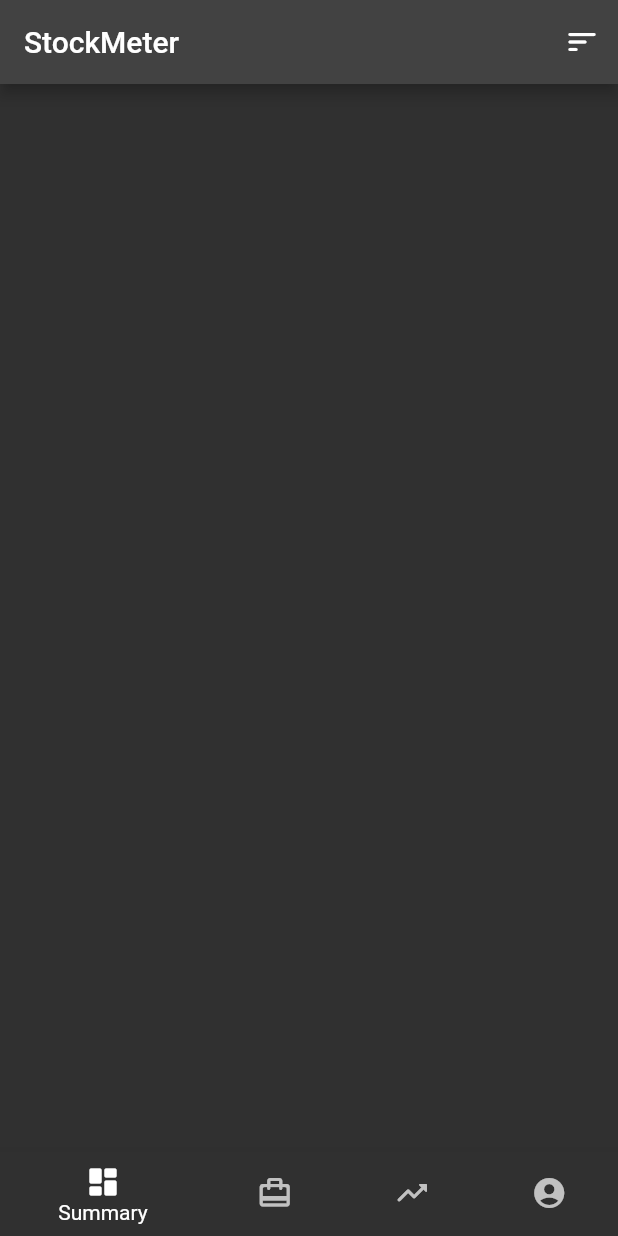
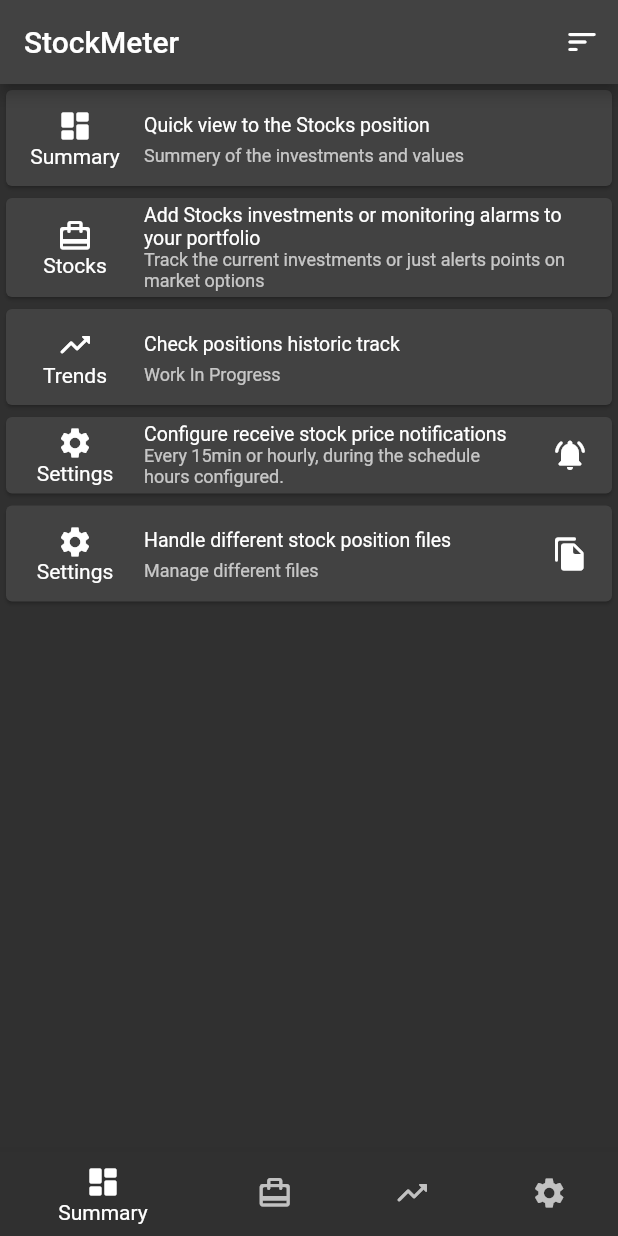
Before and after one commit to patrisiu/stockmeter, a Flutter app: the screen it shows after launch, on a phone screen of 412 x 824 dp. Run offline on Flutter 3.47's test engine with Material 2 defaults, Android fonts, the phone set to English and light mode, and no system bars; our stand-ins replace charts_flutter, firebase_analytics, firebase_auth, firebase_core, flutter_local_notifications, get_it and 2 more; missing offline and left inert: app_settings, workmanager; accounts and stored records are empty.

Commit message:
Added functionalities list

```diff
--- a/lib/configurations/constants.dart
+++ b/lib/configurations/constants.dart
@@ -1,4 +1,6 @@
 import 'dart:ui';
+
+import 'package:flutter/material.dart';
 
 class StockConstants {
   static const String appTitle = 'StockMeter';
@@ -13,21 +15,33 @@ class StockConstants {
   static const int summaryScreen = 0;
   static const int stocksScreen = 1;
   static const int trendsScreen = 2;
+  static const int settingsScreen = 3;
 
-  static const int settingsScreen = 3;
   static const String uniqueNameTask = 'StockMeterPeriodicTask';
-
   static const String taskName = 'StockMeterPositionUpdate';
 
   static const String sheetId = 'spreadsheetId';
+
+  static const String navigationBarSummaryLabel = 'Summary';
+  static const IconData navigationBarSummaryIcon = Icons.dashboard_rounded;
+  static const String navigationBarStocksLabel = 'Stocks';
+  static const IconData navigationBarStocksIcon = Icons.card_travel_rounded;
+  static const String navigationBarTrendsLabel = 'Trends';
+  static const IconData navigationBarTrendsIcon = Icons.trending_up_rounded;
+  static const String navigationBarSettingsLabel = 'Settings';
+  static const IconData navigationBarSettingsIcon = Icons.settings;
+
+  static const IconData functionalityStockPriceNotification =
+      Icons.notifications_on_rounded;
+  static const IconData functionalityStockFile = Icons.file_copy_rounded;
+
   static const String notificationCheck = 'notificationCheck';
   static const String notificationCheckDisabled = 'Disabled';
   static const String notificationCheck2m = '2m';
   static const String notificationCheck15m = '15m';
+  static const String notificationCheck1h = '1h';
 
-  static const String notificationCheck1h = '1h';
   static const String startNotification = 'startNotification';
-
   static const String endNotification = 'endNotification';
 
   static const String sortBy = 'sortBy';
@@ -59,5 +73,5 @@ class StockConstants {
   static const String debug = 'debug';
   static const String debugNotification = 'debugNotification';
 
-  static const Color activeColor = Color(0xFF2196F3);
+  static const Color activeColor = Color(0xFF0097A7);
 }
--- a/lib/screens/stocks_screen.dart
+++ b/lib/screens/stocks_screen.dart
@@ -3,7 +3,7 @@ import 'package:get_it/get_it.dart';
 import 'package:scoped_model/scoped_model.dart';
 import 'package:stockmeter/controllers/foreground_controller.dart';
 import 'package:stockmeter/models/app_model.dart';
-import 'package:stockmeter/widgets/lastupdate.dart';
+import 'package:stockmeter/widgets/last_update.dart';
 import 'package:stockmeter/widgets/stock/google_finance_disclaimer_widget.dart';
 import 'package:stockmeter/widgets/stock/stock_card_widget.dart';
 
--- a/lib/screens/summary_screen.dart
+++ b/lib/screens/summary_screen.dart
@@ -6,32 +6,34 @@ import 'package:stockmeter/models/app_model.dart';
 import 'package:stockmeter/models/gain_chart_model.dart';
 import 'package:stockmeter/models/stock.dart';
 import 'package:stockmeter/models/summary.dart';
+import 'package:stockmeter/widgets/functionalities/functionality_widget_list.dart';
 import 'package:stockmeter/widgets/summary/summary_card_widget.dart';
 import 'package:stockmeter/widgets/summary/summary_gain_chart_card.dart';
 
 class SummaryScreen extends StatelessWidget {
   @override
   Widget build(BuildContext context) => ScopedModelDescendant<AppModel>(
-      builder: (context, child, model) => _buildSummaryScreen(context, model));
+      builder: (context, child, model) => model.isUserSigned
+          ? ListView(children: _buildSummaryScreen(model.stocks))
+          : ListView(children: FunctionalityWidgetList.get()));
 
-  Widget _buildSummaryScreen(BuildContext context, AppModel model) {
+  List<Widget> _buildSummaryScreen(List<Stock> stocks) {
     final List<Stock> tradingStocks =
-        model.stocks.where((stock) => stock.stocks! > 0).toList();
+        stocks.where((stock) => stock.stocks! > 0).toList();
     final Set<String> currencies =
         tradingStocks.map((stock) => stock.currency).toSet();
-    List<Summary> summaries = currencies
+    final List<Summary> summaries = currencies
         .map((currency) => createCurrencySummary(currency, tradingStocks))
         .toList();
-
-    List<Widget> _children = summaries
+    final List<Widget> result = summaries
         .map((summary) => SummaryCard(summary))
         .map((summaryCard) => Container(child: summaryCard))
         .toList();
-    _children.add(Container(
+    result.add(Container(
         child: SummaryGainChartCard(
             data: _gainChartData(tradingStocks),
             title: StockConstants.netGain)));
-    return ListView(children: _children);
+    return result;
   }
 
   List<GainChartModel> _gainChartData(List<Stock> stocks) => stocks
--- /dev/null
+++ b/lib/widgets/actions/action_widget_list.dart
@@ -0,0 +1,9 @@
+import 'package:flutter/material.dart';
+import 'package:stockmeter/widgets/actions/app_info_widget.dart';
+import 'package:stockmeter/widgets/actions/sort_widget.dart';
+import 'package:stockmeter/widgets/actions/stock_add_button_widget.dart';
+
+class ActionWidgetList {
+  static List<Widget> get() =>
+      <Widget>[StockAddButtonWidget(), SortWidget(), AppInfoWidget()];
+}
--- a/lib/widgets/actions/actions_widget_list.dart
+++ /dev/null
@@ -1,7 +0,0 @@
-import 'package:flutter/material.dart';
-import 'package:stockmeter/widgets/actions/sort_widget.dart';
-import 'package:stockmeter/widgets/actions/stock_add_button_widget.dart';
-
-class ActionsWidgetList {
-  static List<Widget> get() => <Widget>[StockAddButtonWidget(), SortWidget()];
-}
--- /dev/null
+++ b/lib/widgets/actions/app_info_widget.dart
@@ -0,0 +1,29 @@
+import 'package:flutter/material.dart';
+import 'package:scoped_model/scoped_model.dart';
+import 'package:stockmeter/configurations/constants.dart';
+import 'package:stockmeter/models/app_model.dart';
+import 'package:stockmeter/widgets/functionalities/functionality_widget_list.dart';
+
+class AppInfoWidget extends StatelessWidget {
+  const AppInfoWidget({Key? key}) : super(key: key);
+  final String _tooltip = 'Info';
+
+  @override
+  Widget build(BuildContext context) => ScopedModelDescendant<AppModel>(
+      builder: (context, child, model) => _appInfoWidget(context, model));
+
+  _appInfoWidget(BuildContext context, AppModel model) =>
+      StockConstants.settingsScreen == model.currentScreen
+          ? _appInfoButton(context)
+          : Container();
+
+  _appInfoButton(BuildContext context) => IconButton(
+      icon: const Icon(Icons.info_outline_rounded),
+      tooltip: _tooltip,
+      onPressed: () => _functionalities(context));
+
+  _functionalities(BuildContext context) async => await showModalBottomSheet(
+      context: context,
+      builder: (BuildContext context) =>
+          ListView(children: FunctionalityWidgetList.get()));
+}
--- a/lib/widgets/charts/gain_chart.dart
+++ b/lib/widgets/charts/gain_chart.dart
@@ -1,5 +1,6 @@
 import 'package:charts_flutter/flutter.dart';
 import 'package:flutter/material.dart';
+import 'package:stockmeter/configurations/constants.dart';
 import 'package:stockmeter/models/gain_chart_model.dart';
 
 class GainChart extends StatelessWidget {
@@ -14,6 +15,7 @@ class GainChart extends StatelessWidget {
     List<Series<dynamic, String>> seriesList = [
       new Series<GainChartModel, String>(
         id: 'GainChart',
+        seriesColor: _getColor(),
         domainFn: (GainChartModel stock, _) => stock.label,
         measureFn: (GainChartModel stock, _) => stock.gain,
         data: data,
@@ -48,4 +50,9 @@ class GainChart extends StatelessWidget {
           color: (stock.gain < 0)
               ? MaterialPalette.red.shadeDefault
               : MaterialPalette.white);
+
+  Color _getColor() => Color(
+      r: StockConstants.activeColor.red,
+      g: StockConstants.activeColor.green,
+      b: StockConstants.activeColor.blue);
 }
--- /dev/null
+++ b/lib/widgets/functionalities/functionality_card_widget.dart
@@ -0,0 +1,41 @@
+import 'package:flutter/material.dart';
+
+class FunctionalityCardWidget extends StatelessWidget {
+  const FunctionalityCardWidget({
+    Key? key,
+    required this.navigationBarIcon,
+    required this.navigationBarLabel,
+    required this.title,
+    this.subtitle,
+    this.trailingIcon,
+  }) : super(key: key);
+
+  static const double _size = 60;
+
+  final IconData navigationBarIcon;
+  final String navigationBarLabel;
+  final String title;
+  final String? subtitle;
+  final Icon? trailingIcon;
+
+  @override
+  Widget build(BuildContext context) => Card(
+      child: ListTile(
+          dense: true,
+          leading: Container(
+              constraints: BoxConstraints(
+                  minHeight: _size,
+                  minWidth: _size,
+                  maxHeight: _size,
+                  maxWidth: _size),
+              child: Column(
+                  mainAxisAlignment: MainAxisAlignment.center,
+                  crossAxisAlignment: CrossAxisAlignment.center,
+                  children: [
+                    Icon(navigationBarIcon),
+                    Text(navigationBarLabel),
+                  ])),
+          title: Text(title),
+          subtitle: subtitle != null ? Text(subtitle!) : null,
+          trailing: trailingIcon));
+}
--- /dev/null
+++ b/lib/widgets/functionalities/functionality_widget_list.dart
@@ -0,0 +1,39 @@
+import 'package:flutter/material.dart';
+import 'package:stockmeter/configurations/constants.dart';
+import 'package:stockmeter/widgets/functionalities/functionality_card_widget.dart';
+
+class FunctionalityWidgetList {
+  static List<Widget> get() => [
+        FunctionalityCardWidget(
+            navigationBarIcon: StockConstants.navigationBarSummaryIcon,
+            navigationBarLabel: StockConstants.navigationBarSummaryLabel,
+            title: 'Quick view to the Stocks position',
+            subtitle: 'Summery of the investments and values'),
+        FunctionalityCardWidget(
+            navigationBarIcon: StockConstants.navigationBarStocksIcon,
+            navigationBarLabel: StockConstants.navigationBarStocksLabel,
+            title:
+                'Add Stocks investments or monitoring alarms to your portfolio',
+            subtitle:
+                'Track the current investments or just alerts points on market options'),
+        FunctionalityCardWidget(
+            navigationBarIcon: StockConstants.navigationBarTrendsIcon,
+            navigationBarLabel: StockConstants.navigationBarTrendsLabel,
+            title: 'Check positions historic track',
+            subtitle: 'Work In Progress'),
+        FunctionalityCardWidget(
+            navigationBarIcon: StockConstants.navigationBarSettingsIcon,
+            navigationBarLabel: StockConstants.navigationBarSettingsLabel,
+            title: 'Configure receive stock price notifications',
+            subtitle:
+                'Every 15min or hourly, during the schedule hours configured.',
+            trailingIcon:
+                Icon(StockConstants.functionalityStockPriceNotification)),
+        FunctionalityCardWidget(
+            navigationBarIcon: StockConstants.navigationBarSettingsIcon,
+            navigationBarLabel: StockConstants.navigationBarSettingsLabel,
+            title: 'Handle different stock position files',
+            subtitle: 'Manage different files',
+            trailingIcon: Icon(StockConstants.functionalityStockFile)),
+      ];
+}
--- a/lib/widgets/scoped_navigation_bar.dart
+++ b/lib/widgets/scoped_navigation_bar.dart
@@ -1,35 +1,38 @@
 import 'package:flutter/material.dart';
 import 'package:scoped_model/scoped_model.dart';
+import 'package:stockmeter/configurations/constants.dart';
 import 'package:stockmeter/models/app_model.dart';
 
 class ScopedBottomNavigationBar extends StatelessWidget {
   const ScopedBottomNavigationBar({Key? key}) : super(key: key);
 
   @override
-  Widget build(BuildContext context) {
-    List<BottomNavigationBarItem> _navigationBarItems(AppModel model) {
-      List<BottomNavigationBarItem> items = [
-        BottomNavigationBarItem(
-            icon: Icon(Icons.dashboard_rounded), label: 'Summary'),
-        BottomNavigationBarItem(
-            icon: Icon(Icons.card_travel_rounded), label: 'Stocks'),
-        BottomNavigationBarItem(
-            icon: Icon(Icons.trending_up_rounded), label: 'Trends'),
-      ];
-      Widget accountIcon = model.isUserSigned
-          ? CircleAvatar(
-              backgroundImage: NetworkImage(model.photoUrl!), radius: 12.0)
-          : Icon(Icons.account_circle_rounded);
-      items.add(BottomNavigationBarItem(icon: accountIcon, label: 'Settings'));
-      return items;
-    }
+  Widget build(BuildContext context) => ScopedModelDescendant<AppModel>(
+      builder: (context, child, model) => BottomNavigationBar(
+          items: _navigationBarItems(model),
+          currentIndex: model.currentScreen,
+          selectedItemColor: Colors.white,
+          unselectedItemColor: Colors.white70,
+          onTap: model.updateScreen));
 
-    return ScopedModelDescendant<AppModel>(
-        builder: (context, child, model) => BottomNavigationBar(
-            items: _navigationBarItems(model),
-            currentIndex: model.currentScreen,
-            selectedItemColor: Colors.white,
-            unselectedItemColor: Colors.white70,
-            onTap: model.updateScreen));
+  List<BottomNavigationBarItem> _navigationBarItems(AppModel model) {
+    List<BottomNavigationBarItem> items = [
+      BottomNavigationBarItem(
+          icon: Icon(Icons.dashboard_rounded),
+          label: StockConstants.navigationBarSummaryLabel),
+      BottomNavigationBarItem(
+          icon: Icon(Icons.card_travel_rounded),
+          label: StockConstants.navigationBarStocksLabel),
+      BottomNavigationBarItem(
+          icon: Icon(Icons.trending_up_rounded),
+          label: StockConstants.navigationBarTrendsLabel),
+    ];
+    Widget accountIcon = model.isUserSigned
+        ? CircleAvatar(
+            backgroundImage: NetworkImage(model.photoUrl!), radius: 12.0)
+        : Icon(Icons.settings);
+    items.add(BottomNavigationBarItem(
+        icon: accountIcon, label: StockConstants.navigationBarSettingsLabel));
+    return items;
   }
 }
--- a/lib/widgets/settings/datasource_widget.dart
+++ b/lib/widgets/settings/datasource_widget.dart
@@ -6,7 +6,7 @@ import 'package:stockmeter/models/app_model.dart';
 import 'package:stockmeter/models/stock_file.dart';
 import 'package:stockmeter/widgets/StockElevatedButton.dart';
 import 'package:stockmeter/widgets/confirm_alert_dialog_widget.dart';
-import 'package:stockmeter/widgets/create_file_button_widget.dart';
+import 'package:stockmeter/widgets/settings/create_file_button_widget.dart';
 import 'package:stockmeter/widgets/settings/stock_file_name_widget.dart';
 
 class DataSourceWidget extends StatelessWidget {
--- a/lib/widgets/stock_scaffold.dart
+++ b/lib/widgets/stock_scaffold.dart
@@ -1,5 +1,5 @@
 import 'package:flutter/material.dart';
-import 'package:stockmeter/widgets/actions/actions_widget_list.dart';
+import 'package:stockmeter/widgets/actions/action_widget_list.dart';
 import 'package:stockmeter/widgets/scoped_navigation_bar.dart';
 
 class StockScaffold extends StatelessWidget {
@@ -19,7 +19,7 @@ class StockScaffold extends StatelessWidget {
 
   @override
   Widget build(BuildContext context) => Scaffold(
-      appBar: AppBar(title: Text(_title), actions: ActionsWidgetList.get()),
+      appBar: AppBar(title: Text(_title), actions: ActionWidgetList.get()),
       body: _body,
       bottomNavigationBar: ScopedBottomNavigationBar(),
       persistentFooterButtons: _persistentFooterButtons);
```
Also changed, not shown: lib/widgets/last_update.dart (renamed from lib/widgets/lastupdate.dart), lib/widgets/settings/create_file_button_widget.dart (renamed from lib/widgets/create_file_button_widget.dart).
